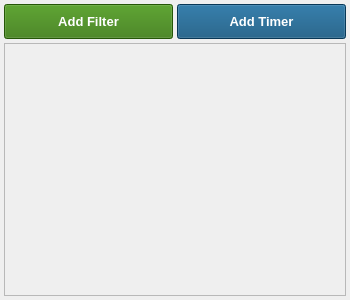
dprandle/XMas_Lights, file ui/light_strand_widget.ui: the form before one commit.
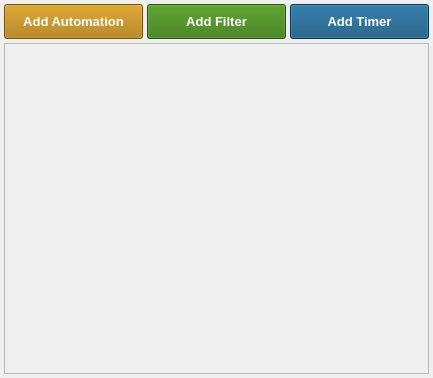
The form after the commit.

The edit to the form file:
```diff
--- a/ui/light_strand_widget.ui
+++ b/ui/light_strand_widget.ui
@@ -6,8 +6,8 @@
    <rect>
     <x>0</x>
     <y>0</y>
-    <width>350</width>
-    <height>300</height>
+    <width>433</width>
+    <height>378</height>
    </rect>
   </property>
   <property name="minimumSize">
@@ -37,6 +37,25 @@
    </property>
    <item>
     <layout class="QHBoxLayout" name="horizontalLayout">
+     <item>
+      <widget class="QPushButton" name="pushButton_add_automation">
+       <property name="minimumSize">
+        <size>
+         <width>0</width>
+         <height>35</height>
+        </size>
+       </property>
+       <property name="styleSheet">
+        <string notr="true">background-color: rgb(171, 114, 0);
+color: rgb(255, 255, 255);
+font-size: 10pt;
+font-weight: bold;</string>
+       </property>
+       <property name="text">
+        <string>Add Automation</string>
+       </property>
+      </widget>
+     </item>
      <item>
       <widget class="QPushButton" name="pushButton_add_filter">
        <property name="minimumSize">
@@ -90,8 +109,8 @@
        <rect>
         <x>0</x>
         <y>0</y>
-        <width>340</width>
-        <height>249</height>
+        <width>423</width>
+        <height>327</height>
        </rect>
       </property>
       <layout class="QVBoxLayout" name="verticalLayout_2">
```
